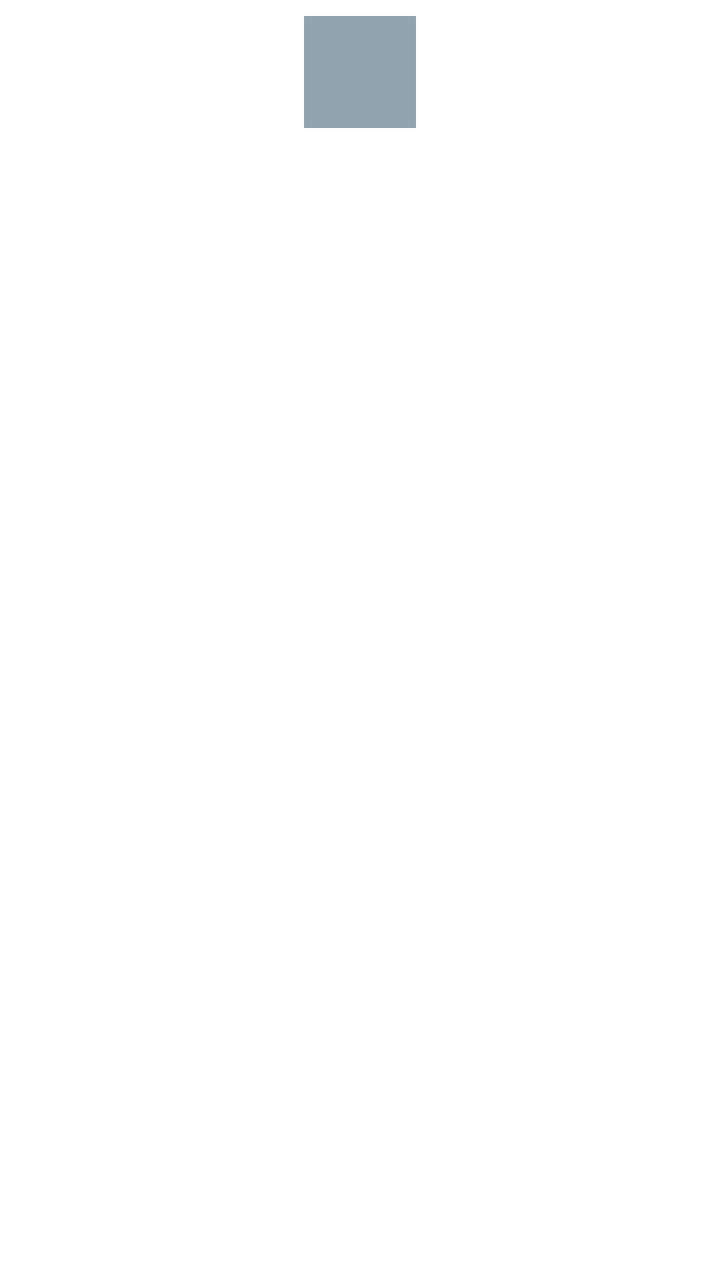
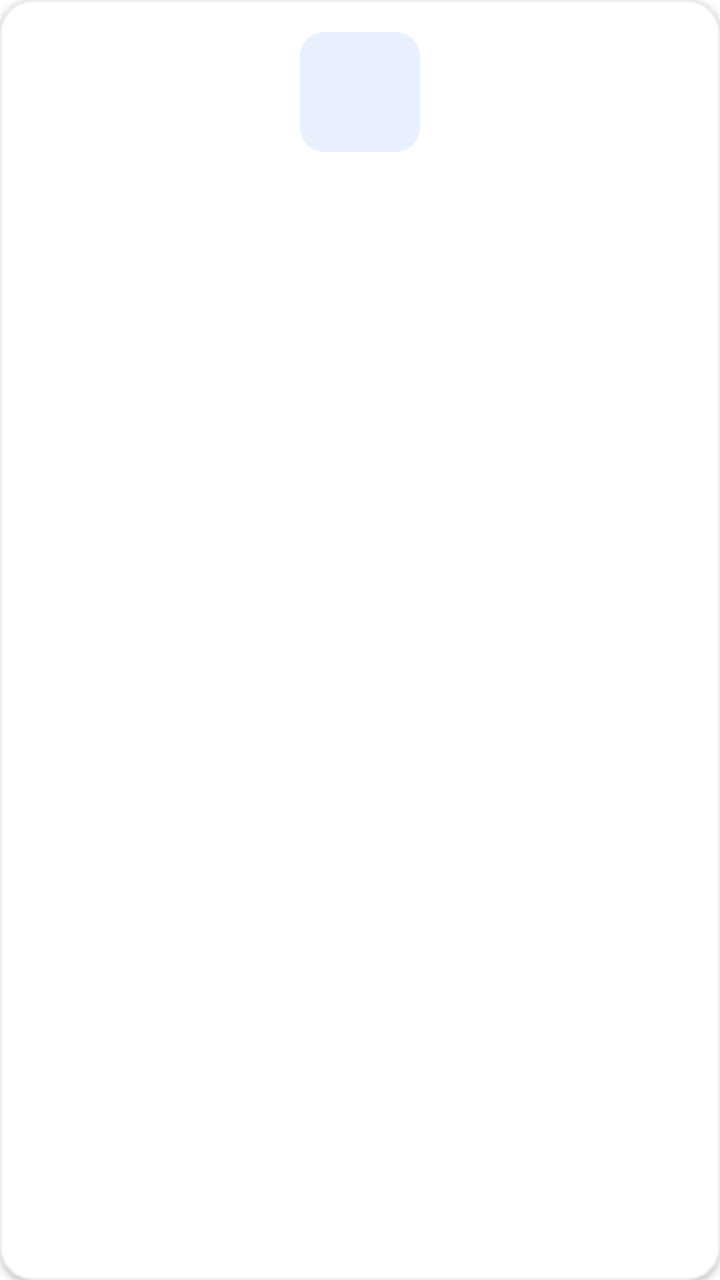

An Android layout rendered at two revisions. The XML below is the earlier revision; the diff shows what the commit changed to produce the second picture.
<!-- AndroidManifest.xml: application theme Theme.MyFile -->
<!-- res/layout/item_file_grid.xml -->
<?xml version="1.0" encoding="utf-8"?>
<LinearLayout xmlns:android="http://schemas.android.com/apk/res/android"
    android:layout_width="match_parent"
    android:layout_height="wrap_content"
    android:orientation="vertical"
    android:gravity="center_horizontal"
    android:padding="8dp"
    android:background="?attr/selectableItemBackground">

    <FrameLayout
        android:layout_width="wrap_content"
        android:layout_height="wrap_content">

        <TextView
            android:id="@+id/tvBadge"
            android:layout_width="56dp"
            android:layout_height="56dp"
            android:gravity="center"
            android:textSize="12sp"
            android:textStyle="bold"
            android:textColor="#FFFFFF"
            android:background="#90A4AE" />

        <CheckBox
            android:id="@+id/tvCheck"
            android:layout_width="wrap_content"
            android:layout_height="wrap_content"
            android:layout_gravity="top|end"
            android:clickable="false"
            android:focusable="false"
            android:visibility="gone" />
    </FrameLayout>

    <TextView
        android:id="@+id/tvName"
        android:layout_width="match_parent"
        android:layout_height="wrap_content"
        android:layout_marginTop="6dp"
        android:gravity="center"
        android:textSize="13sp"
        android:textStyle="bold"
        android:textColor="#212121"
        android:maxLines="2"
        android:ellipsize="end" />

    <TextView
        android:id="@+id/tvDetail"
        android:layout_width="match_parent"
        android:layout_height="wrap_content"
        android:layout_marginTop="2dp"
        android:gravity="center"
        android:textSize="10sp"
        android:textColor="#757575"
        android:maxLines="1"
        android:ellipsize="end" />

</LinearLayout>
<!-- resources referenced by this layout -->
<resources>
  <style name="Theme.MyFile" parent="Theme.MaterialComponents.DayNight.NoActionBar">
          <item name="colorPrimary">@color/blue_primary</item>
          <item name="colorPrimaryVariant">@color/blue_dark</item>
          <item name="colorOnPrimary">@color/white</item>
          <item name="android:statusBarColor">@color/blue_dark</item>
      </style>
  <color name="blue_primary">#1976D2</color>
  <color name="blue_dark">#1565C0</color>
  <color name="white">#FFFFFF</color>
</resources>

<!-- the commit's change to res/layout/item_file_grid.xml (unified diff, before → after) -->
@@ -4,54 +4,72 @@
     android:layout_height="wrap_content"
     android:orientation="vertical"
     android:gravity="center_horizontal"
-    android:padding="8dp"
-    android:background="?attr/selectableItemBackground">
+    android:padding="6dp"
+    android:layout_marginBottom="4dp"
+    android:background="@drawable/bg_card_item"
+    android:elevation="2dp">
 
     <FrameLayout
-        android:layout_width="wrap_content"
-        android:layout_height="wrap_content">
+        android:layout_width="match_parent"
+        android:layout_height="wrap_content"
+        android:background="?attr/selectableItemBackground">
 
-        <TextView
-            android:id="@+id/tvBadge"
-            android:layout_width="56dp"
-            android:layout_height="56dp"
-            android:gravity="center"
-            android:textSize="12sp"
-            android:textStyle="bold"
-            android:textColor="#FFFFFF"
-            android:background="#90A4AE" />
+        <LinearLayout
+            android:layout_width="match_parent"
+            android:layout_height="wrap_content"
+            android:orientation="vertical"
+            android:gravity="center_horizontal"
+            android:padding="10dp">
 
+            
+            <TextView
+                android:id="@+id/tvBadge"
+                android:layout_width="60dp"
+                android:layout_height="60dp"
+                android:gravity="center"
+                android:textSize="13sp"
+                android:textStyle="bold"
+                android:textColor="@color/badge_folder_text"
+                android:background="@drawable/bg_badge_folder" />
+
+            
+            <TextView
+                android:id="@+id/tvName"
+                android:layout_width="match_parent"
+                android:layout_height="wrap_content"
+                android:layout_marginTop="8dp"
+                android:gravity="center"
+                android:textSize="12sp"
+                android:textStyle="bold"
+                android:textColor="@color/black"
+                android:maxLines="2"
+                android:ellipsize="end" />
+
+            
+            <TextView
+                android:id="@+id/tvDetail"
+                android:layout_width="match_parent"
+                android:layout_height="wrap_content"
+                android:layout_marginTop="2dp"
+                android:gravity="center"
+                android:textSize="10sp"
+                android:textColor="@color/text_hint"
+                android:maxLines="1"
+                android:ellipsize="end" />
+
+        </LinearLayout>
+
+        
         <CheckBox
             android:id="@+id/tvCheck"
             android:layout_width="wrap_content"
             android:layout_height="wrap_content"
             android:layout_gravity="top|end"
+            android:layout_margin="4dp"
             android:clickable="false"
             android:focusable="false"
             android:visibility="gone" />
+
     </FrameLayout>
 
-    <TextView
-        android:id="@+id/tvName"
-        android:layout_width="match_parent"
-        android:layout_height="wrap_content"
-        android:layout_marginTop="6dp"
-        android:gravity="center"
-        android:textSize="13sp"
-        android:textStyle="bold"
-        android:textColor="#212121"
-        android:maxLines="2"
-        android:ellipsize="end" />
-
-    <TextView
-        android:id="@+id/tvDetail"
-        android:layout_width="match_parent"
-        android:layout_height="wrap_content"
-        android:layout_marginTop="2dp"
-        android:gravity="center"
-        android:textSize="10sp"
-        android:textColor="#757575"
-        android:maxLines="1"
-        android:ellipsize="end" />
-
 </LinearLayout>
<!-- resource entries referenced after the edit -->
@@ -1,5 +1,23 @@
 <!-- resources referenced by this layout -->
 <resources>
+  <color name="badge_folder_text">#1565C0</color>
+  <color name="black">#212121</color>
+  <color name="text_hint">#9E9E9E</color>
+  <!-- drawable bg_badge_folder (drawable) -->
+  <?xml version="1.0" encoding="utf-8"?>
+  <shape xmlns:android="http://schemas.android.com/apk/res/android"
+      android:shape="rectangle">
+      <corners android:radius="12dp" />
+      <solid android:color="#E8F0FE" />
+  </shape>
+  <!-- drawable bg_card_item (drawable) -->
+  <?xml version="1.0" encoding="utf-8"?>
+  <shape xmlns:android="http://schemas.android.com/apk/res/android"
+      android:shape="rectangle">
+      <corners android:radius="16dp" />
+      <solid android:color="#FFFFFF" />
+      <stroke android:width="1dp" android:color="#EDEDED" />
+  </shape>
   <style name="Theme.MyFile" parent="Theme.MaterialComponents.DayNight.NoActionBar">
           <item name="colorPrimary">@color/blue_primary</item>
           <item name="colorPrimaryVariant">@color/blue_dark</item>
